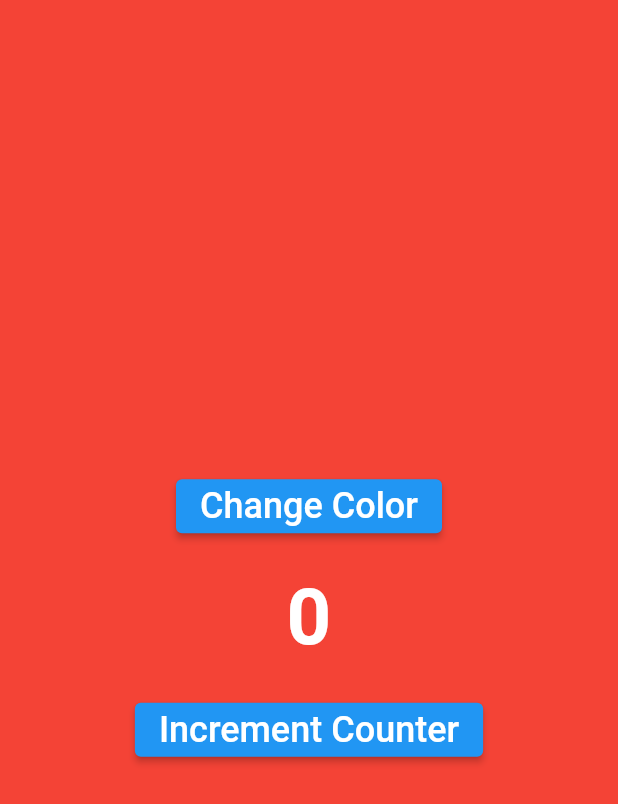
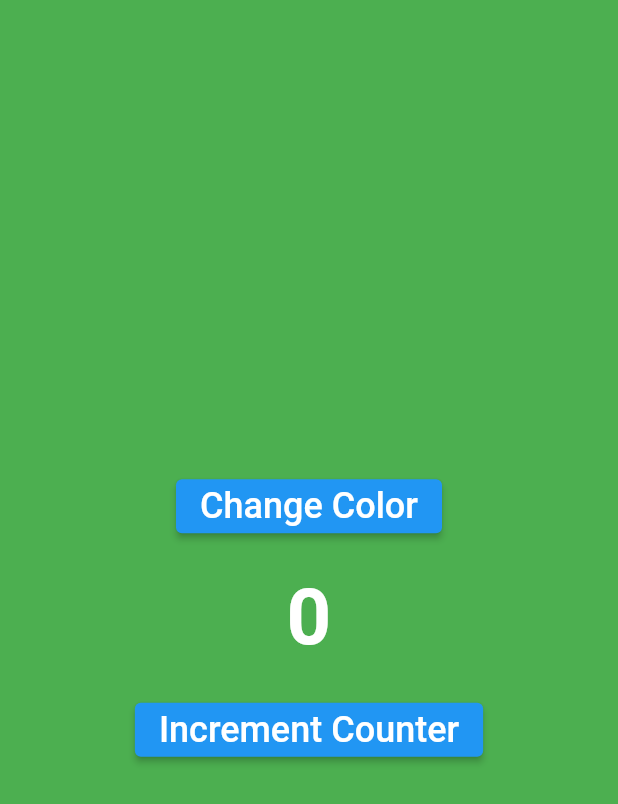
Before and after one commit to AllyTechEngineering/cubit2cubit, a Flutter app: the screen it shows after launch, after a tap on "Change Color", on a phone screen of 412 x 824 dp. Shown: the top 804 px of the screen. Run offline on Flutter 3.47's test engine with Material 2 defaults, Android fonts, the phone set to English and light mode, and no system bars; our stand-ins replace bloc, equatable, flutter_bloc.

Commit message:
This is the REAL final code for section 2, step 14

```diff
--- a/lib/main.dart
+++ b/lib/main.dart
@@ -1,4 +1,7 @@
+import 'package:cubit2cubit/cubits/counter/counter_cubit.dart';
+import 'package:cubit2cubit/cubits/color/color_cubit.dart';
 import 'package:flutter/material.dart';
+import 'package:flutter_bloc/flutter_bloc.dart';
 
 void main() {
   runApp(const MyApp());
@@ -9,16 +12,26 @@ class MyApp extends StatelessWidget {
 
   @override
   Widget build(BuildContext context) {
-    return MaterialApp(
-      title: 'cubit2cubit',
-      debugShowCheckedModeBanner: false,
-      theme: ThemeData(
-        primarySwatch: Colors.blue,
+    return MultiBlocProvider(
+      providers: [
+        BlocProvider<ColorCubit>(create: (context) => ColorCubit()),
+        BlocProvider<CounterCubit>(
+          create: (context) => CounterCubit(
+            colorCubit: context.read<ColorCubit>(),
+          ),
+        ),
+      ],
+      child: MaterialApp(
+        title: 'cubit2cubit',
+        debugShowCheckedModeBanner: false,
+        theme: ThemeData(
+          primarySwatch: Colors.blue,
+        ),
+        home: const MyHomePage(),
       ),
-      home: const MyHomePage(),
     );
-  }
-}
+  } //Widget
+} //class MyApp
 
 class MyHomePage extends StatelessWidget {
   const MyHomePage({Key? key}) : super(key: key);
@@ -26,7 +39,10 @@ class MyHomePage extends StatelessWidget {
   @override
   Widget build(BuildContext context) {
     return Scaffold(
-      backgroundColor: Colors.red,
+      backgroundColor: context
+          .watch<ColorCubit>()
+          .state
+          .color, // backgroundColor is using the Bloc extenstion method to listen for color change
       body: Center(
         child: Column(
           mainAxisAlignment: MainAxisAlignment.center,
@@ -36,11 +52,16 @@ class MyHomePage extends StatelessWidget {
                 'Change Color',
                 style: TextStyle(fontSize: 24.0),
               ),
-              onPressed: () {},
+              onPressed: () {
+                context
+                    .read<ColorCubit>()
+                    .changeColor(); // uses Bloc extension method to
+                // context.read (provide) to the cubit the request for color state change
+              },
             ),
             SizedBox(height: 20.0),
             Text(
-              '0',
+              '${context.watch<CounterCubit>().state.counter}', // uses Bloc extension method context.watch to update the text for the counter.
               style: TextStyle(
                 fontSize: 52.0,
                 fontWeight: FontWeight.bold,
@@ -53,7 +74,9 @@ class MyHomePage extends StatelessWidget {
                 'Increment Counter',
                 style: TextStyle(fontSize: 24.0),
               ),
-              onPressed: () {},
+              onPressed: () {
+                context.read<CounterCubit>().changeCounter();
+              },
             ),
           ],
         ),
@@ -61,3 +84,27 @@ class MyHomePage extends StatelessWidget {
     );
   }
 }
+/*
+// *** This is the extension method with nested BlocProviders ***
+  Widget build(BuildContext context) {
+    return BlocProvider(
+      create: (context) => ColorCubit(),
+      child: BlocProvider<CounterCubit>(
+        create: (context) => CounterCubit(
+          // two ways to handle this
+          // this is the extension method
+          colorCubit: context.read<ColorCubit>(),
+        ),
+        child: MaterialApp(
+          title: 'cubit2cubit',
+          debugShowCheckedModeBanner: false,
+          theme: ThemeData(
+            primarySwatch: Colors.blue,
+          ),
+          home: const MyHomePage(),
+        ),
+      ),
+    );
+  } //Widget
+} //class MyApp
+*/
```
Also changed, not shown: 4 other files.
